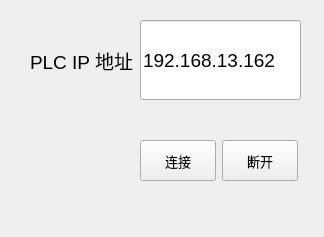
First picture: the form in connectplc.ui, repository xuli2020sj/GammaDetctionSystem9, before the edit.
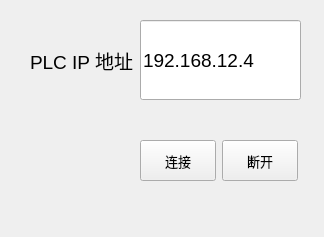
Second picture: the form after the edit.

Diff of the .ui file:
```diff
--- a/connectplc.ui
+++ b/connectplc.ui
@@ -38,7 +38,7 @@
        </font>
       </property>
       <property name="text">
-       <string>192.168.13.162</string>
+       <string>192.168.12.4</string>
       </property>
      </widget>
     </item>
```
